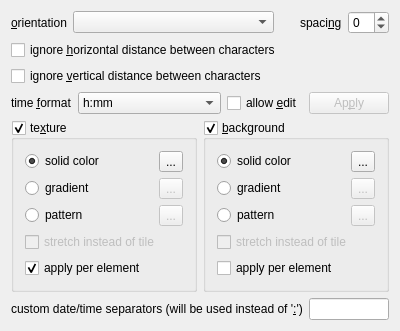
Above: src/app/settings/classic_skin_settings.ui from Kolcha/DigitalClockNext before the change. Below: the same form after it.
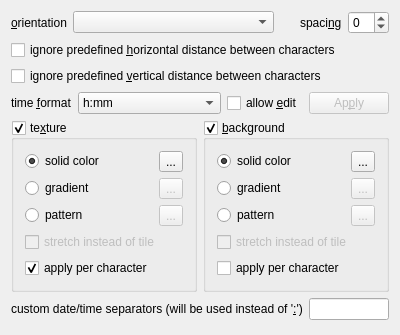
That is the form after the change.

Patch:
```diff
--- a/src/app/settings/classic_skin_settings.ui
+++ b/src/app/settings/classic_skin_settings.ui
@@ -7,7 +7,7 @@
     <x>0</x>
     <y>0</y>
     <width>400</width>
-    <height>320</height>
+    <height>335</height>
    </rect>
   </property>
   <layout class="QGridLayout" name="gridLayout_3">
@@ -35,7 +35,7 @@
    <item row="1" column="0" colspan="2">
     <widget class="QCheckBox" name="ignore_advance_x">
      <property name="text">
-      <string>ignore &amp;horizontal distance between characters</string>
+      <string>ignore predefined &amp;horizontal distance between characters</string>
      </property>
     </widget>
    </item>
@@ -225,7 +225,7 @@
       <item row="4" column="0" colspan="2">
        <widget class="QCheckBox" name="bg_per_element_cb">
         <property name="text">
-         <string>apply per element</string>
+         <string>apply per character</string>
         </property>
        </widget>
       </item>
@@ -339,7 +339,7 @@
       <item row="4" column="0" colspan="2">
        <widget class="QCheckBox" name="tx_per_element_cb">
         <property name="text">
-         <string>apply per element</string>
+         <string>apply per character</string>
         </property>
         <property name="checked">
          <bool>true</bool>
@@ -379,7 +379,7 @@
    <item row="2" column="0" colspan="2">
     <widget class="QCheckBox" name="ignore_advance_y">
      <property name="text">
-      <string>ignore &amp;vertical distance between characters</string>
+      <string>ignore predefined &amp;vertical distance between characters</string>
      </property>
     </widget>
    </item>
```
